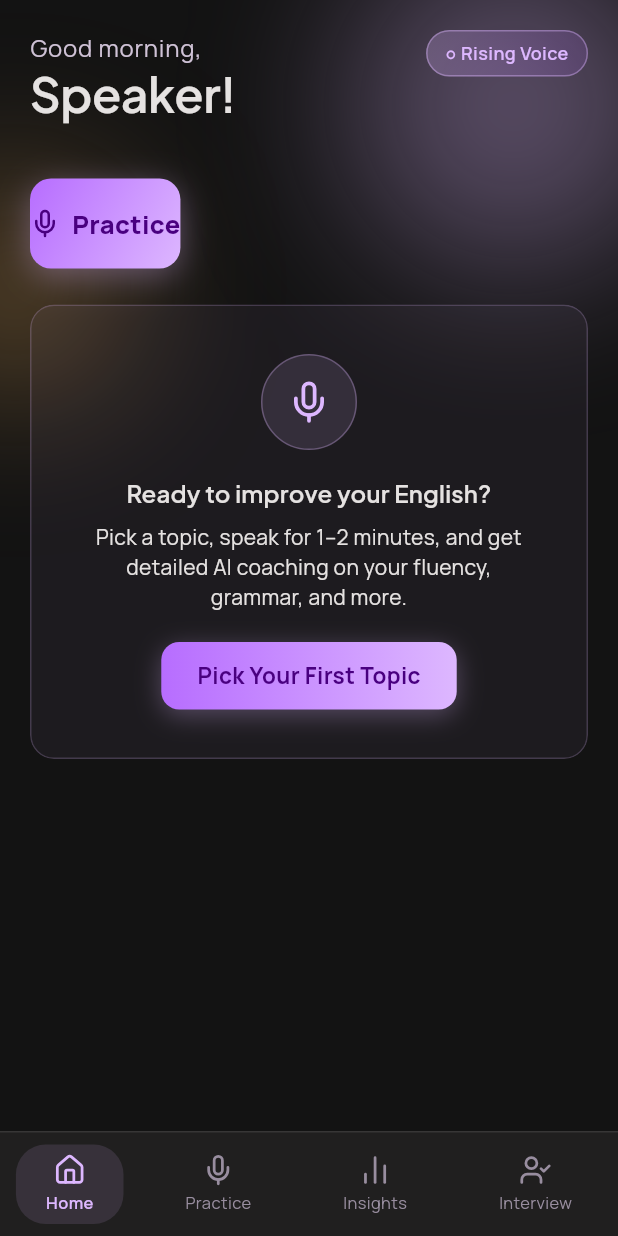
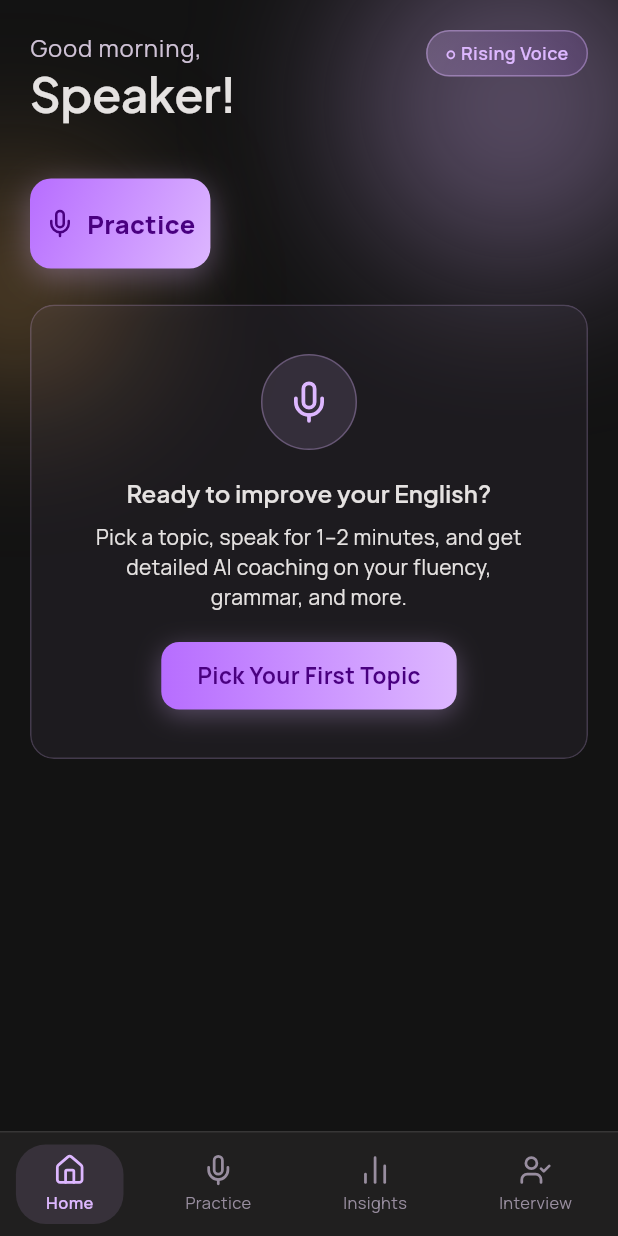
Before and after one commit to oluwadamme/oralidle, a Flutter app: the screen it shows after launch, on a phone screen of 412 x 824 dp. Run offline on Flutter 3.47's test engine with Material 3 defaults, Android fonts, the phone set to English and light mode, and no system bars; our stand-ins replace audioplayers, file_picker, fl_chart, flutter_dotenv, flutter_riverpod, go_router and 4 more; missing offline and left inert: flutter_gemma, flutter_gemma_speech, record; accounts and stored records are empty.

Commit message:
style: add horizontal padding to GradientButton container

```diff
--- a/lib/core/widgets/gradient_button.dart
+++ b/lib/core/widgets/gradient_button.dart
@@ -50,6 +50,7 @@ class PrimaryGradientButton extends StatelessWidget {
             ),
           ],
         ),
+        padding: const EdgeInsets.symmetric(horizontal: 10),
         child: Row(
           mainAxisAlignment: MainAxisAlignment.center,
           mainAxisSize: MainAxisSize.min,
```
